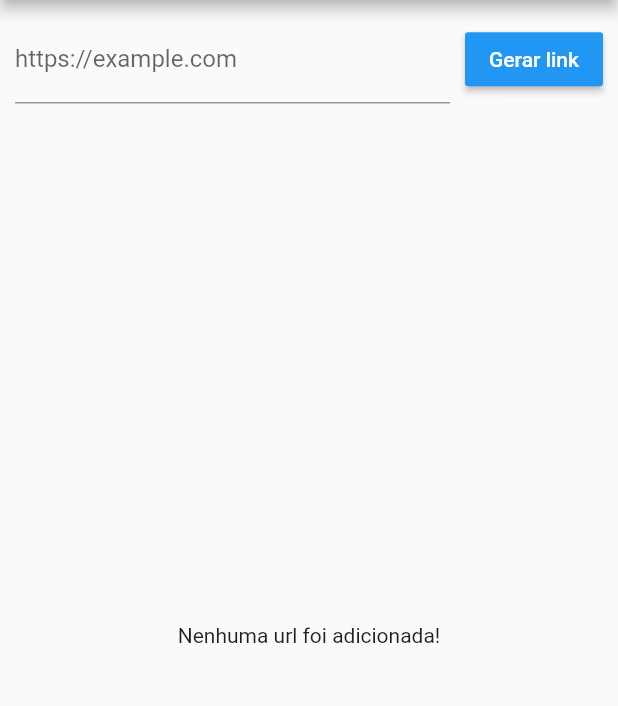
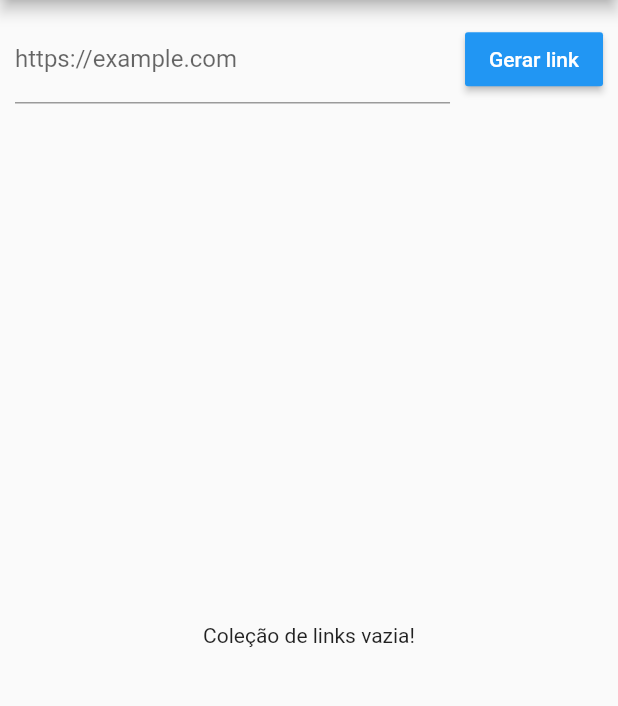
Before and after one commit to euRobertoDias/flutter_shortener, a Flutter app: the screen it shows after launch, after a tap on "Gerar link", on a phone screen of 412 x 824 dp, the part 84-790 px from its top. Run offline on Flutter 3.47's test engine with Material 2 defaults, Android fonts, the phone set to English and light mode, and no system bars; our stand-ins replace dio, flutter_mobx, flutter_modular, mobx; generated files the repository leaves out were written again.

Commit message:
Os erros foram corrigidos a aplicação está funcionando proxímo passo, refatorar e melhorar o layout.

```diff
--- a/lib/app/modules/home/home_controller.dart
+++ b/lib/app/modules/home/home_controller.dart
@@ -31,10 +31,10 @@ abstract class _HomeControllerBase with Store {
   bool get isValidUrl => longUrl.isNotEmpty;
 
   @action
-  getUrls(String url) {
+  Future getUrls(String url) async {
     if (isValidUrl) {
-      repository
-          .shortingUrl(url)
+      await repository
+          .shortingUrl(longUrl)
           .then((urls) => urlsList.add(urls))
           .asObservable();
     }
--- a/lib/app/modules/home/home_page.dart
+++ b/lib/app/modules/home/home_page.dart
@@ -2,7 +2,6 @@ import 'package:flutter/material.dart';
 import 'package:flutter_mobx/flutter_mobx.dart';
 import 'package:flutter_modular/flutter_modular.dart';
 import 'package:flutter_shortener/app/modules/models/urls_model.dart';
-import 'package:mobx/mobx.dart';
 import 'home_controller.dart';
 
 class HomePage extends StatefulWidget {
@@ -15,14 +14,6 @@ class HomePage extends StatefulWidget {
 
 class _HomePageState extends ModularState<HomePage, HomeController> {
   //use 'controller' variable to access controller
-  _getUrls(List<UrlsModel> urls) {
-    urls.map((url) {
-      return ListTile(
-        title: Text(url.shortUrl),
-        subtitle: Text(url.longUrl),
-      );
-    }).toList();
-  }
 
   @override
   Widget build(BuildContext context) {
@@ -47,9 +38,7 @@ class _HomePageState extends ModularState<HomePage, HomeController> {
               Container(
                 padding: EdgeInsets.only(right: 10.0),
                 child: RaisedButton(
-                  onPressed: () {
-                    controller.getUrls(controller.longUrl);
-                  },
+                  onPressed: () => controller.getUrls(controller.longUrl),
                   child: Text('Gerar link'),
                   color: Theme.of(context).primaryColor,
                   textColor: Colors.white,
@@ -62,14 +51,15 @@ class _HomePageState extends ModularState<HomePage, HomeController> {
               builder: (_) {
                 return controller.urlsList.isEmpty
                     ? Center(
-                        child: Text('Nenhuma url foi adicionada!'),
+                        child: Text('Coleção de links vazia!'),
                       )
                     : ListView.builder(
                         itemCount: controller.urlsList.length,
                         itemBuilder: (context, index) {
-                          var url = controller.urlsList[index];
-                          return Container(
-                            child: Text('tem dados'),
+                          List<UrlsModel> urls = controller.urlsList[index];
+                          return ListTile(
+                            title: Text(urls[index].shortUrl),
+                            subtitle: Text(urls[index].longUrl),
                           );
                         });
               },
```
Also changed, not shown: lib/app/modules/repositories/isgd_repository.dart (+6 -7 lines), lib/app/modules/home/home_controller.g.dart.
